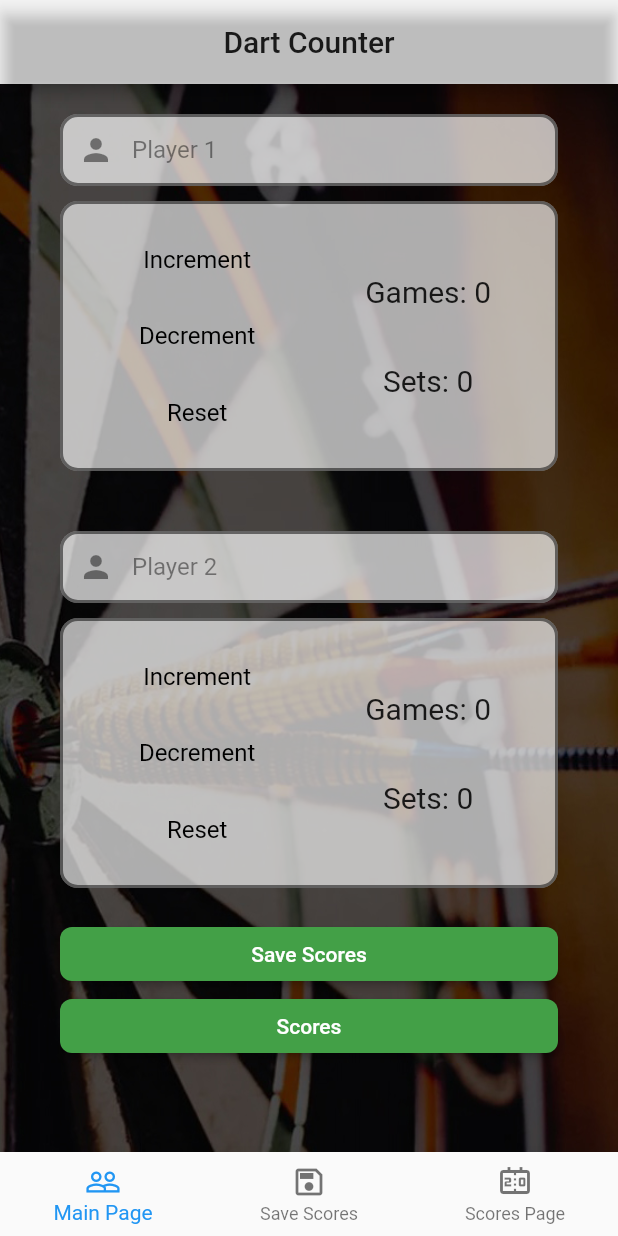
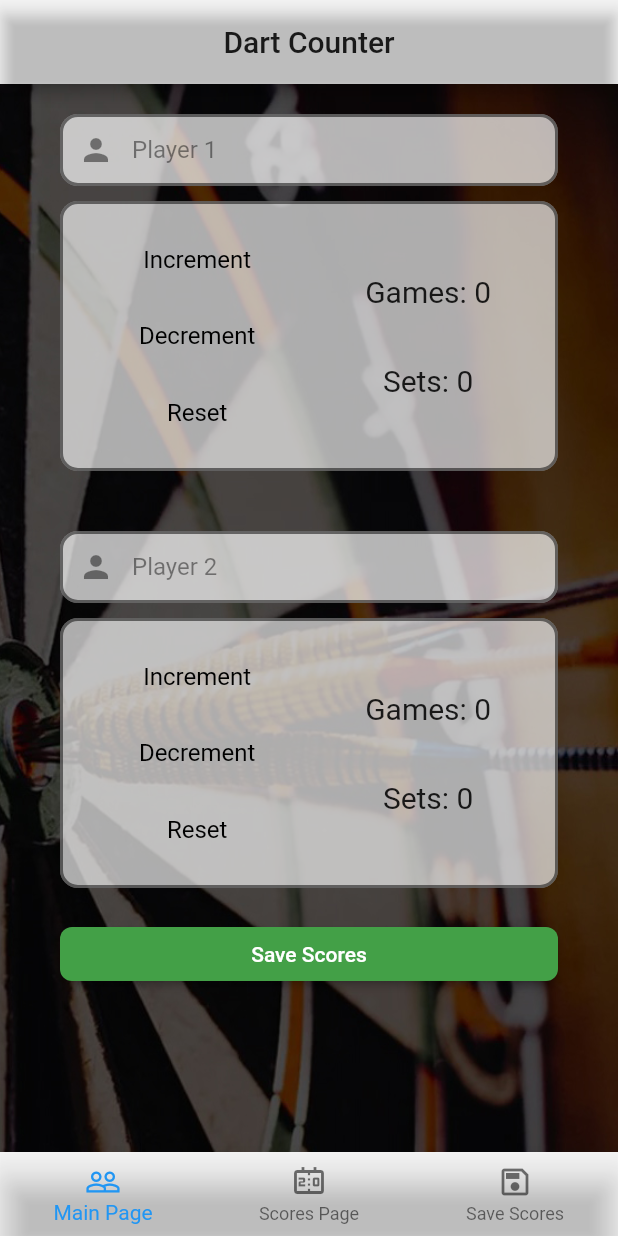
Before and after one commit to Jerszynski/dart_counter, a Flutter app: the screen it shows after launch, on a phone screen of 412 x 824 dp. Run offline on Flutter 3.47's test engine with Material 2 defaults, Android fonts, the phone set to English and light mode, and no system bars; our stand-ins replace cloud_firestore, firebase_core; accounts and stored records are empty.

Commit message:
Add functionality to main page and scores page

```diff
--- a/lib/main_view/main_view_content.dart
+++ b/lib/main_view/main_view_content.dart
@@ -20,6 +20,16 @@ class MainView extends StatefulWidget {
 class _MainViewState extends State<MainView> {
   var currentIndex = 0;
 
+  var add = FirebaseFirestore.instance.collection('scores').add(
+    {
+      'Date': DateTime.now().toString().substring(2, 10),
+      'Player1': player1Name,
+      'Score1': games1Counter,
+      'Player2': player2Name,
+      'Score2': games2Counter,
+    },
+  );
+
   @override
   Widget build(BuildContext context) {
     return Scaffold(
@@ -30,7 +40,9 @@ class _MainViewState extends State<MainView> {
             const Color.fromARGB(255, 255, 255, 255).withOpacity(0.1),
         foregroundColor: Colors.black87,
       ),
-      body: Stack(
+      body: Builder(builder: (context) {
+        if (currentIndex == 0) {
+          return Stack(
             children: [
               Container(
                 decoration: const BoxDecoration(
@@ -65,22 +77,29 @@ class _MainViewState extends State<MainView> {
                         );
                       },
                     ),
-                MainButton(
-                  title: 'Scores',
-                  onPressed: () {
-                    Navigator.push(
-                      context,
-                      MaterialPageRoute(
-                        builder: (context) => const Scores(),
-                      ),
-                    );
-                  },
-                ),
+                    // MainButton(
+                    //   title: 'Scores',
+                    //   onPressed: () {
+                    //     Navigator.push(
+                    //       context,
+                    //       MaterialPageRoute(
+                    //         builder: (context) => const Scores(),
+                    //       ),
+                    //     );
+                    //   },
+                    // ),
                   ],
                 ),
               ),
             ],
-      ),
+          );
+        }
+        if (currentIndex == 1) {
+          return const Scores();
+        }
+
+        return Container();
+      }),
       bottomNavigationBar: BottomNavigationBar(
         currentIndex: currentIndex,
         onTap: (newIndex) {
@@ -88,24 +107,20 @@ class _MainViewState extends State<MainView> {
             currentIndex = newIndex;
           });
         },
-        items: [
-          BottomNavigationBarItem(
-            icon: const Icon(Icons.people_outline),
-            label: 'Main Page',
         backgroundColor:
             const Color.fromARGB(255, 255, 255, 255).withOpacity(0.1),
+        items: const [
+          BottomNavigationBarItem(
+            icon: Icon(Icons.people_outline),
+            label: 'Main Page',
           ),
           BottomNavigationBarItem(
-            icon: const Icon(Icons.save_outlined),
-            label: 'Save Scores',
-            backgroundColor:
-                const Color.fromARGB(255, 255, 255, 255).withOpacity(0.1),
+            icon: Icon(Icons.scoreboard_outlined),
+            label: 'Scores Page',
           ),
           BottomNavigationBarItem(
-            icon: const Icon(Icons.scoreboard_outlined),
-            label: 'Scores Page',
-            backgroundColor:
-                const Color.fromARGB(255, 255, 255, 255).withOpacity(0.1),
+            icon: Icon(Icons.save_outlined),
+            label: 'Save Scores',
           ),
         ],
       ),
```
Also changed, not shown: lib/scores/scores.dart (+16 -16 lines). Lines whose indentation alone changed are shown as unchanged.
